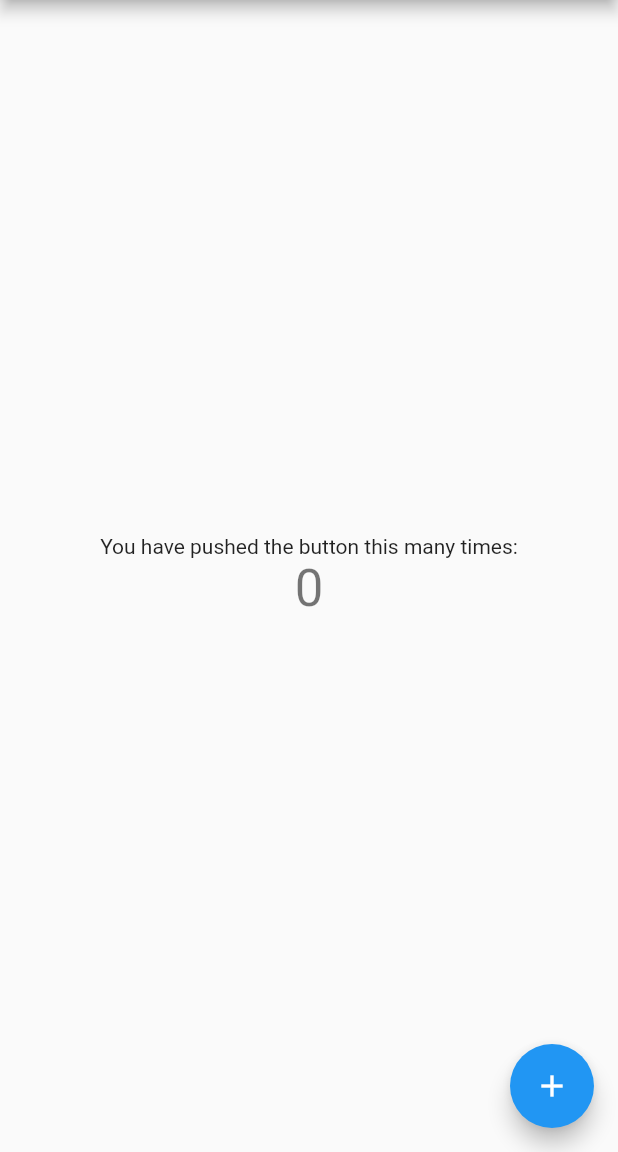
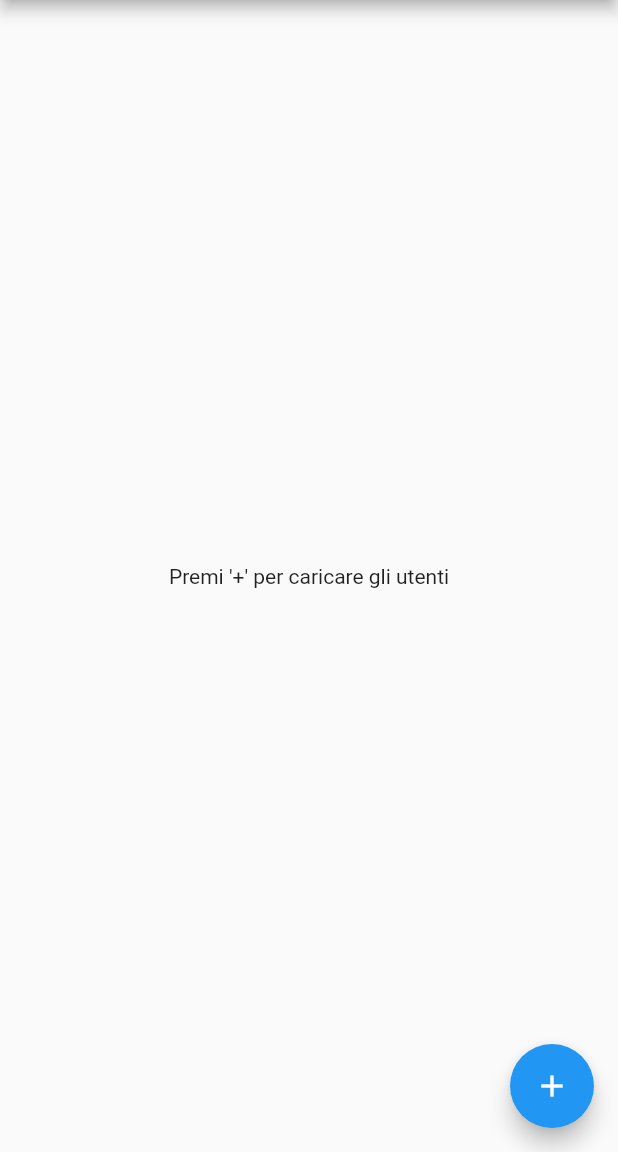
Before and after one commit to StefanoGR/flutter_try, a Flutter app: the screen it shows after launch, on a phone screen of 412 x 824 dp, the part 84-1236 px from its top. Run offline on Flutter 3.47's test engine with Material 2 defaults, Android fonts, the phone set to English and light mode, and no system bars; our stand-ins replace cached_network_image.

Commit message:
added users list

```diff
--- a/first_try/lib/data/network/model/random_user.dart
+++ b/first_try/lib/data/network/model/random_user.dart
@@ -0,0 +1,12 @@
+class RandomUser {
+  final String first_name;
+  final String last_name;
+  final String picture;
+
+  RandomUser(this.first_name, this.last_name, this.picture);
+
+  RandomUser.fromJson(Map<String, dynamic> userJson)
+      : first_name = userJson['name']['first'],
+        last_name = userJson['name']['last'],
+        picture = userJson['picture']['thumbnail'];
+}
--- a/first_try/lib/main_view.dart
+++ b/first_try/lib/main_view.dart
@@ -1,12 +1,10 @@
+import 'package:first_try/data/network/api.dart';
+import 'package:first_try/data/network/model/random_user.dart';
+import 'package:first_try/view/user_item.dart';
 import 'package:flutter/material.dart';
 
 class MainView extends StatefulWidget {
   MainView({Key key, this.title}) : super(key: key);
-  // This class is the configuration for the state. It holds the values (in this
-  // case the title) provided by the parent (in this case the App widget) and
-  // used by the build method of the State. Fields in a Widget subclass are
-  // always marked "final".
-
   final String title;
 
   @override
@@ -14,44 +12,49 @@ class MainView extends StatefulWidget {
 }
 
 class _MainViewState extends State<MainView> {
-  int _counter = 0;
+  List<RandomUser> _users = new List();
 
-  void _incrementCounter() {
+  void _getUsers() {
     setState(() {
-      _counter++;
+      _users = null;
+    });
+    Api.getUsers().then((onValue) {
+      setState(() {
+        _users = onValue;
+      });
     });
   }
 
   @override
   Widget build(BuildContext context) {
-    // This method is rerun every time setState is called, for instance as done
-    // by the _incrementCounter method above.
     return Scaffold(
       appBar: AppBar(
         title: Text(widget.title),
       ),
-      body: Center(
-        child: Column(
-          mainAxisAlignment: MainAxisAlignment.center,
-          children: <Widget>[
-            Text(
-              'You have pushed the button this many times:',
-            ),
-            Text(
-              '$_counter',
-              style: Theme
-                  .of(context)
-                  .textTheme
-                  .display1,
-            ),
-          ],
-        ),
-      ),
+      body: _users != null ? buildListView() : buildProgress(),
       floatingActionButton: FloatingActionButton(
-        onPressed: _incrementCounter,
-        tooltip: 'Increment',
+        onPressed: _getUsers,
+        tooltip: 'Get Users',
         child: Icon(Icons.add),
       ),
     );
   }
+
+  Widget buildListView() {
+    if (_users.isEmpty)
+      return Center(child: Text("Premi '+' per caricare gli utenti"));
+
+    return ListView(
+      physics: const AlwaysScrollableScrollPhysics(),
+      padding: const EdgeInsets.all(8.0),
+      children: _users.map((user) => UserListItem(user)).toList(),
+    );
+  }
+
+  Widget buildProgress() {
+    return new Container(
+        child: new Center(
+      child: new CircularProgressIndicator(),
+    ));
+  }
 }
--- a/first_try/lib/view/user_item.dart
+++ b/first_try/lib/view/user_item.dart
@@ -0,0 +1,17 @@
+import 'package:first_try/data/network/model/random_user.dart';
+import 'package:flutter/material.dart';
+import 'package:cached_network_image/cached_network_image.dart';
+
+class UserListItem extends ListTile {
+
+  UserListItem(RandomUser user) :
+        super(
+          title : Text(user.first_name),
+          subtitle: Text(user.last_name),
+          leading: CachedNetworkImage(
+            placeholder: Icon(Icons.account_box),
+            imageUrl: user.picture,
+          )
+      );
+
+}
--- a/first_try/pubspec.yaml
+++ b/first_try/pubspec.yaml
@@ -19,6 +19,8 @@ dependencies:
   # The following adds the Cupertino Icons font to your application.
   # Use with the CupertinoIcons class for iOS style icons.
   cupertino_icons: ^0.1.2
+  cached_network_image: ^0.5.1
+
 
 dev_dependencies:
   flutter_test:
```
Also changed, not shown: first_try/lib/data/network/api.dart (+16 -0 lines).
